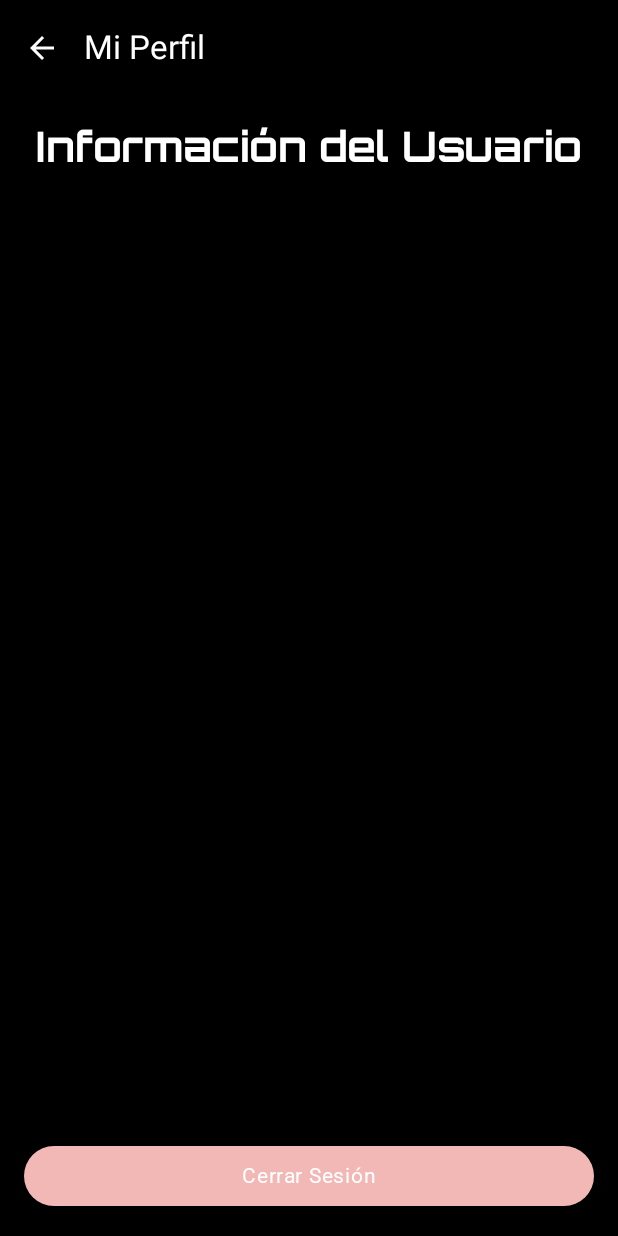
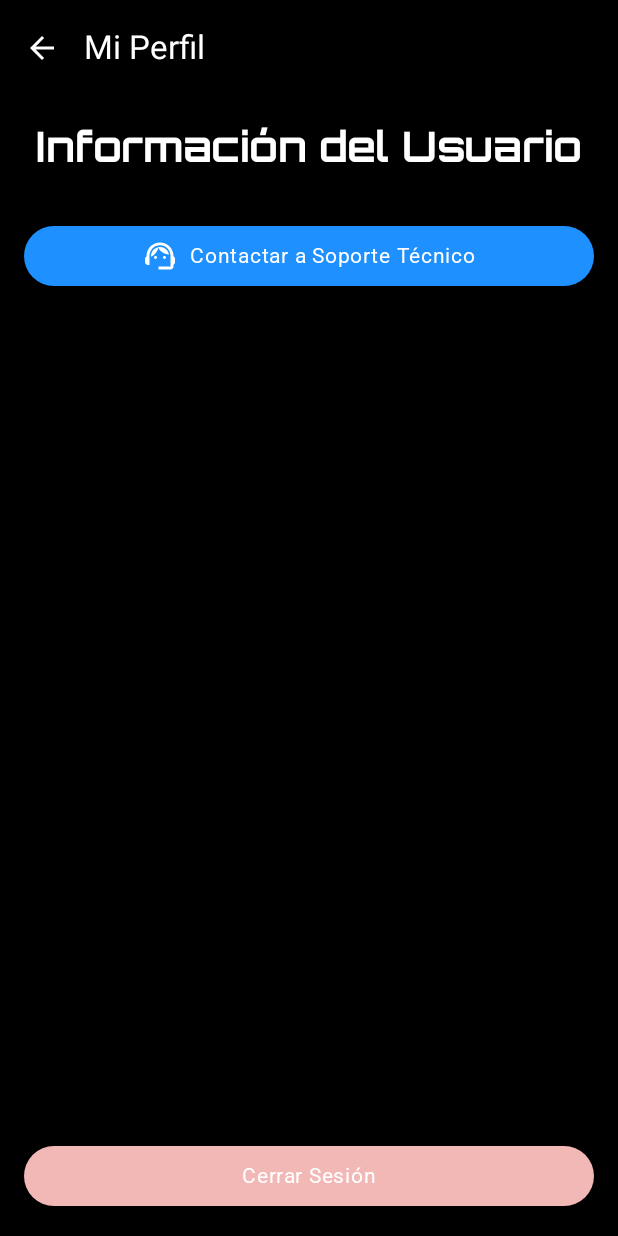
Before and after one commit to BenjaAranda/AplicacionesMoviles, an Android app built with Jetpack Compose: the ProfileScreen screen opened through its navigation route, on a phone screen of 412 x 824 dp. Run offline under Robolectric (Android 15) with nearby library versions, the light colour scheme and no system bars.

Commit message:
Agregando funcion nativa, soporte tecnico que redirije a Whatsapp

```diff
--- a/app/build.gradle.kts
+++ b/app/build.gradle.kts
@@ -67,4 +67,5 @@ dependencies {
     implementation("androidx.room:room-runtime:$room_version")
     implementation("androidx.room:room-ktx:$room_version")
     ksp("androidx.room:room-compiler:$room_version")
+    implementation("androidx.compose.material:material-icons-extended-android:1.6.8")
 }
--- a/app/src/main/java/com/example/app_prueba/ui/screens/ProfileScreen.kt
+++ b/app/src/main/java/com/example/app_prueba/ui/screens/ProfileScreen.kt
@@ -1,12 +1,18 @@
 package com.example.app_prueba.ui.screens.profile
 
+import android.content.Context
+import android.content.Intent
+import android.net.Uri
+import android.widget.Toast
 import androidx.compose.foundation.layout.*
 import androidx.compose.material.icons.Icons
 import androidx.compose.material.icons.automirrored.filled.ArrowBack
+import androidx.compose.material.icons.filled.SupportAgent
 import androidx.compose.material3.*
 import androidx.compose.runtime.Composable
 import androidx.compose.ui.Alignment
 import androidx.compose.ui.Modifier
+import androidx.compose.ui.platform.LocalContext
 import androidx.compose.ui.unit.dp
 import androidx.lifecycle.viewmodel.compose.viewModel
 import androidx.navigation.NavController
@@ -15,6 +21,8 @@ import com.example.app_prueba.viewmodel.ProfileViewModel
 @OptIn(ExperimentalMaterial3Api::class)
 @Composable
 fun ProfileScreen(navController: NavController, vm: ProfileViewModel = viewModel()) {
+    val context = LocalContext.current
+
     Scaffold(
         topBar = {
             TopAppBar(
@@ -36,15 +44,31 @@ fun ProfileScreen(navController: NavController, vm: ProfileViewModel = viewModel
                 .padding(paddingValues)
                 .padding(16.dp),
             horizontalAlignment = Alignment.CenterHorizontally,
-            verticalArrangement = Arrangement.SpaceBetween
         ) {
-            // En el futuro, aquí mostraremos la información del usuario (email, puntos, etc.)
             Text(
                 text = "Información del Usuario",
                 style = MaterialTheme.typography.headlineMedium
             )
+            Spacer(modifier = Modifier.height(32.dp))
 
-            // Botón de Logout al final de la pantalla
+            // -- NUEVO BOTÓN DE SOPORTE --
+            Button(
+                onClick = {
+                    vm.contactSupport(context)
+                },
+                modifier = Modifier.fillMaxWidth()
+            ) {
+                Icon(
+                    imageVector = Icons.Default.SupportAgent, // Ahora ya no debería dar error
+                    contentDescription = "Soporte",
+                    modifier = Modifier.padding(end = 8.dp)
+                )
+                Text("Contactar a Soporte Técnico")
+            }
+            // -----------------------------
+
+            Spacer(modifier = Modifier.weight(1f)) // Empuja el botón de logout hacia abajo
+
             Button(
                 onClick = { vm.onLogout(navController) },
                 modifier = Modifier.fillMaxWidth(),
```
Also changed, not shown: app/src/main/java/com/example/app_prueba/viewmodel/ProfileViewModel.kt (+22 -9 lines).
